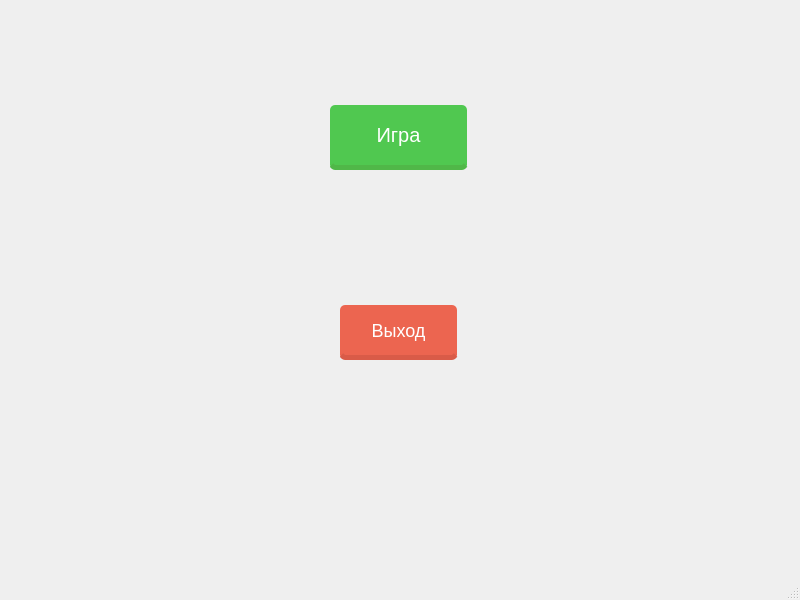
The window that tetris/mainwindow.ui (Chak-Chak/Qt_tetrix_test) describes before a commit, drawn with Qt 5.
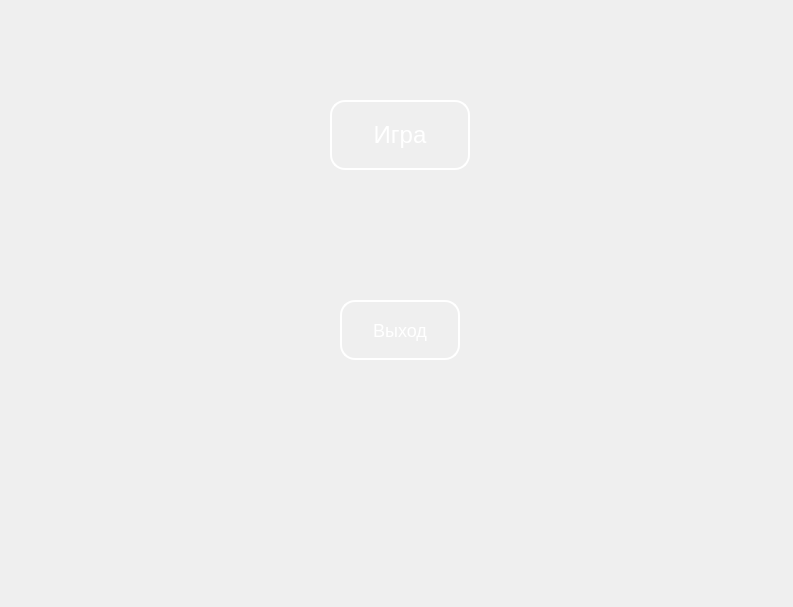
The same window after the commit.

What changed in the file:
```diff
--- a/tetris/mainwindow.ui
+++ b/tetris/mainwindow.ui
@@ -6,8 +6,8 @@
    <rect>
     <x>0</x>
     <y>0</y>
-    <width>800</width>
-    <height>600</height>
+    <width>793</width>
+    <height>607</height>
    </rect>
   </property>
   <property name="windowTitle">
@@ -24,17 +24,12 @@
      </rect>
     </property>
     <property name="styleSheet">
-     <string notr="true">float: right;
-margin-right: 3%;
-margin-top: 5px;
-border-radius: 5px;
-padding: 5px 9px;
+     <string notr="true">display: inline-block;
+padding: 8px;
+color: #fff;
+border: 2px solid #fff;
 font-size: 18px;
-background-color: rgba(236,101,80,1);
-border-bottom: 5px solid rgba(217, 91, 72, 1);
-color: white;
-
-</string>
+border-radius: 15px</string>
     </property>
     <property name="text">
      <string>Выход</string>
@@ -50,15 +45,12 @@
      </rect>
     </property>
     <property name="styleSheet">
-     <string notr="true">float: right;
-margin-right: 3%;
-margin-top: 5px;
-border-radius: 5px;
-padding: 5px 9px;
-font-size: 20px;
-background-color: rgba(80,200,80,1);
-border-bottom: 5px solid rgba(80, 183, 72, 1);
-color: white;</string>
+     <string notr="true">display: inline-block;
+padding: 8px;
+color: #fff;
+border: 2px solid #fff;
+font-size: 24px;
+border-radius: 15px</string>
     </property>
     <property name="text">
      <string>Игра</string>
@@ -88,7 +80,6 @@
     </rect>
    </property>
   </widget>
-  <widget class="QStatusBar" name="statusbar"/>
  </widget>
  <resources/>
  <connections/>
```
Left out of the diff: 7 changed lines with no effect on the pictures.
